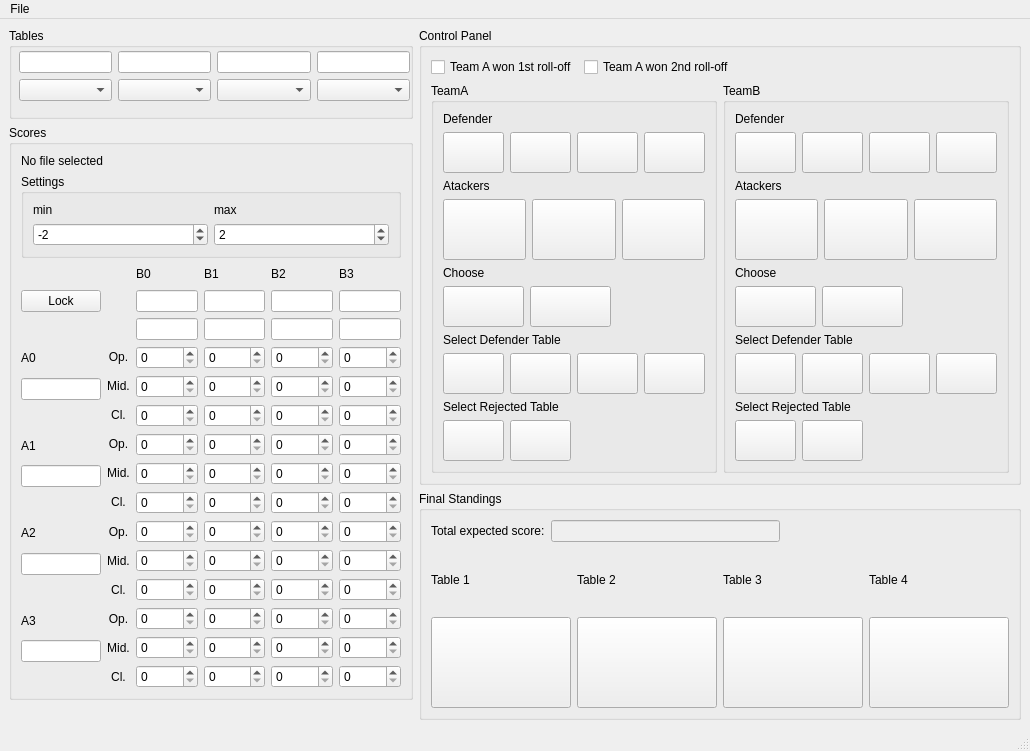
MoscowskyAnton/adeptus_calculatus, file pairing/QT/Pairing4Desktop/mainwindow.ui: the form before one commit.
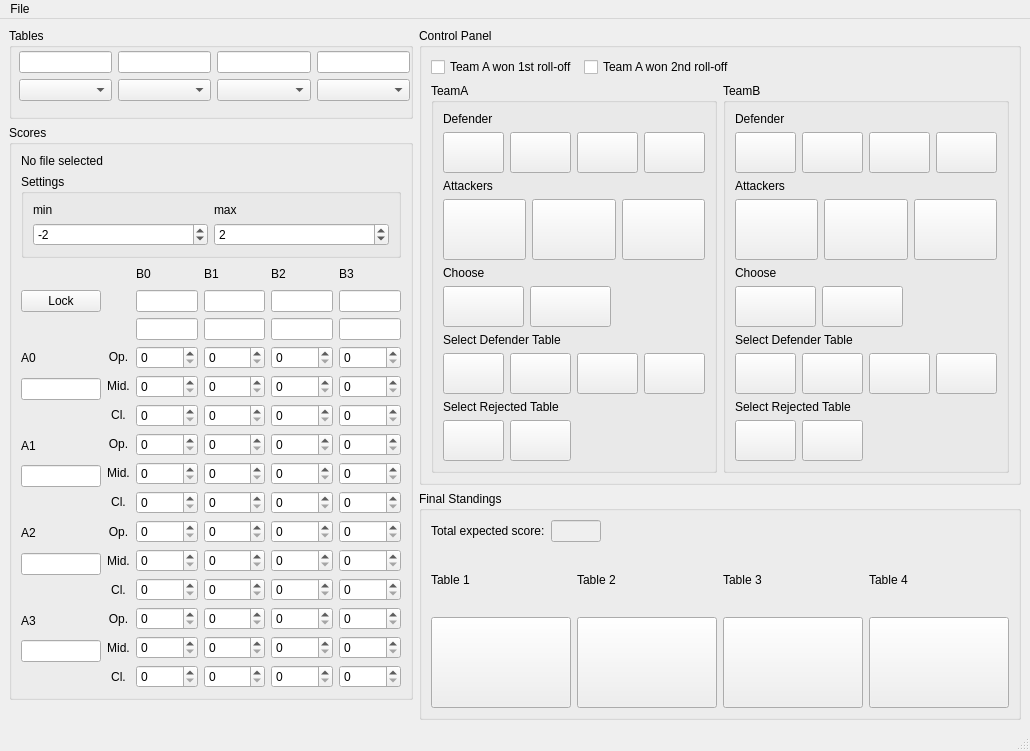
The form after the commit.

Commit message: doc, version, gui a bit

```diff
--- a/pairing/QT/Pairing4Desktop/mainwindow.ui
+++ b/pairing/QT/Pairing4Desktop/mainwindow.ui
@@ -205,7 +205,7 @@
             <item>
              <widget class="QLabel" name="label_12">
               <property name="text">
-               <string>Atackers</string>
+               <string>Attackers</string>
               </property>
              </widget>
             </item>
@@ -510,7 +510,7 @@
             <item>
              <widget class="QLabel" name="label_29">
               <property name="text">
-               <string>Atackers</string>
+               <string>Attackers</string>
               </property>
              </widget>
             </item>
@@ -1527,6 +1527,12 @@
            <property name="enabled">
             <bool>false</bool>
            </property>
+           <property name="maximumSize">
+            <size>
+             <width>50</width>
+             <height>16777215</height>
+            </size>
+           </property>
           </widget>
          </item>
          <item>
```
Left out of the diff: 2 changed lines with no effect on the pictures. The commit also changes 4 other files.
